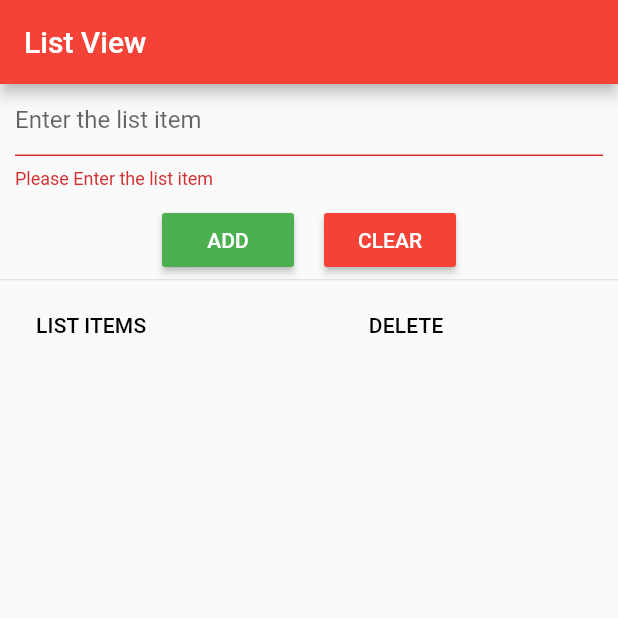
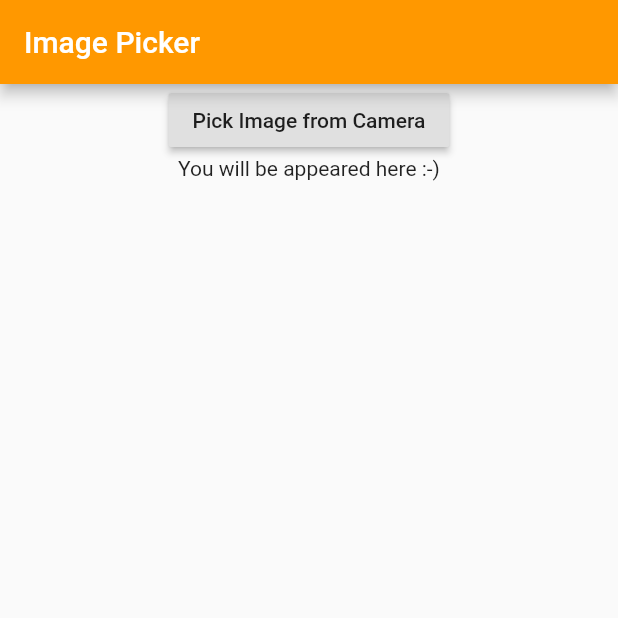
Before and after one commit to devanandp/deva_app, a Flutter app: the screen it shows after launch, on a phone screen of 412 x 824 dp, the top half of it. Run offline on Flutter 3.47's test engine with Material 2 defaults, Android fonts, the phone set to English and light mode, and no system bars; our stand-ins replace email_validator, image_picker, sqflite, validators; accounts and stored records are empty.

Commit message:
Week 2 Assignment 4 file updated

```diff
--- /dev/null
+++ b/lib/image_getter.dart
@@ -0,0 +1,70 @@
+import 'dart:io';
+
+import 'package:flutter/material.dart';
+import 'package:image_picker/image_picker.dart';
+
+class Imagepicker extends StatefulWidget {
+  @override
+  _ImagepickerState createState() => _ImagepickerState();
+}
+
+class _ImagepickerState extends State<Imagepicker> {
+  Future<File> imageFile;
+
+  Widget showImage() {
+    return FutureBuilder<File>(
+      future: imageFile,
+      builder: (BuildContext context, AsyncSnapshot<File> snapshot) {
+        if (snapshot.connectionState == ConnectionState.done &&
+            snapshot.data != null) {
+          return Image.file(
+            snapshot.data,
+            width: 300,
+            height: 300,
+          );
+        } else if (snapshot.error != null) {
+          return const Text(
+            'Error Picking Image',
+            textAlign: TextAlign.center,
+          );
+        } else {
+          return const Text(
+            'You will be appeared here :-)',
+            textAlign: TextAlign.center,
+          );
+        }
+      },
+    );
+  }
+
+  pickImageFromGallery(ImageSource source) {
+    setState(() {
+      imageFile = ImagePicker.pickImage(source: source);
+    });
+  }
+
+  @override
+  Widget build(BuildContext context) {
+    return Scaffold(
+      appBar: AppBar(
+        title: Text("Image Picker"),
+        backgroundColor: Colors.orange,
+      ),
+      body: Container(
+        child: Column(
+          children: <Widget>[
+            Center(
+              child: RaisedButton(
+                child: Text("Pick Image from Camera"),
+                onPressed: () {
+                  pickImageFromGallery(ImageSource.camera);
+                },
+              ),
+            ),
+            showImage(),
+          ],
+        ),
+      ),
+    );
+  }
+}
--- a/lib/main.dart
+++ b/lib/main.dart
@@ -1,8 +1,8 @@
-import 'package:deva_app/list_view.dart';
+import 'package:deva_app/image_getter.dart';
 import 'package:flutter/material.dart';
 void main() {
   runApp(
       MaterialApp(
-          home: Listviewer()
+          home: Imagepicker()
       ));
 }
--- a/pubspec.yaml
+++ b/pubspec.yaml
@@ -26,6 +26,7 @@ dependencies:
   english_words: ^3.1.0
   email_validator:
   validators: ^2.0.0+1
+  image_picker: any
 
 
   # The following adds the Cupertino Icons font to your application.
```
Also changed, not shown: pubspec.lock, 1 other file.
